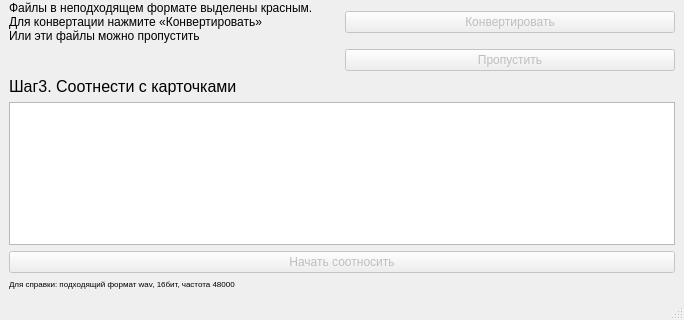
This is main.ui in ungverd/ShadowGardenPyqt as Qt 5 draws it before an edit; both pictures show x 0 to 684 and y 418 to 738 of the 684 by 738 pixel window. The edited form follows.
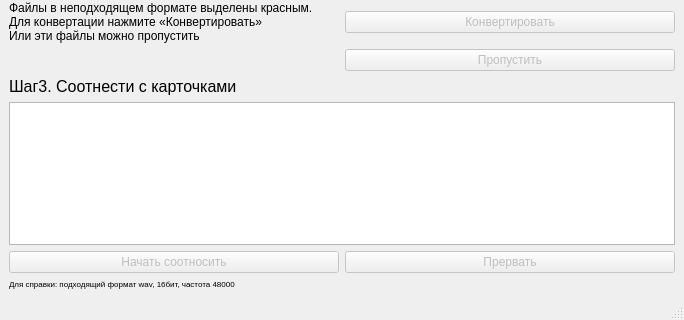
This is the edited form.

Commit message: refactoring ended, not tested

Patch:
```diff
--- a/main.ui
+++ b/main.ui
@@ -34,16 +34,6 @@
       </property>
      </widget>
     </item>
-    <item row="19" column="1" colspan="2">
-     <widget class="QPushButton" name="BtnCards">
-      <property name="enabled">
-       <bool>false</bool>
-      </property>
-      <property name="text">
-       <string>Начать соотносить</string>
-      </property>
-     </widget>
-    </item>
     <item row="5" column="1">
      <widget class="QLabel" name="LblStep2">
       <property name="font">
@@ -177,6 +167,26 @@
       </property>
      </widget>
     </item>
+    <item row="19" column="1">
+     <widget class="QPushButton" name="BtnCards">
+      <property name="enabled">
+       <bool>false</bool>
+      </property>
+      <property name="text">
+       <string>Начать соотносить</string>
+      </property>
+     </widget>
+    </item>
+    <item row="19" column="2">
+     <widget class="QPushButton" name="BtnStop">
+      <property name="enabled">
+       <bool>false</bool>
+      </property>
+      <property name="text">
+       <string>Прервать</string>
+      </property>
+     </widget>
+    </item>
    </layout>
   </widget>
   <widget class="QMenuBar" name="menubar">
```
The commit also changes 2 other files.
